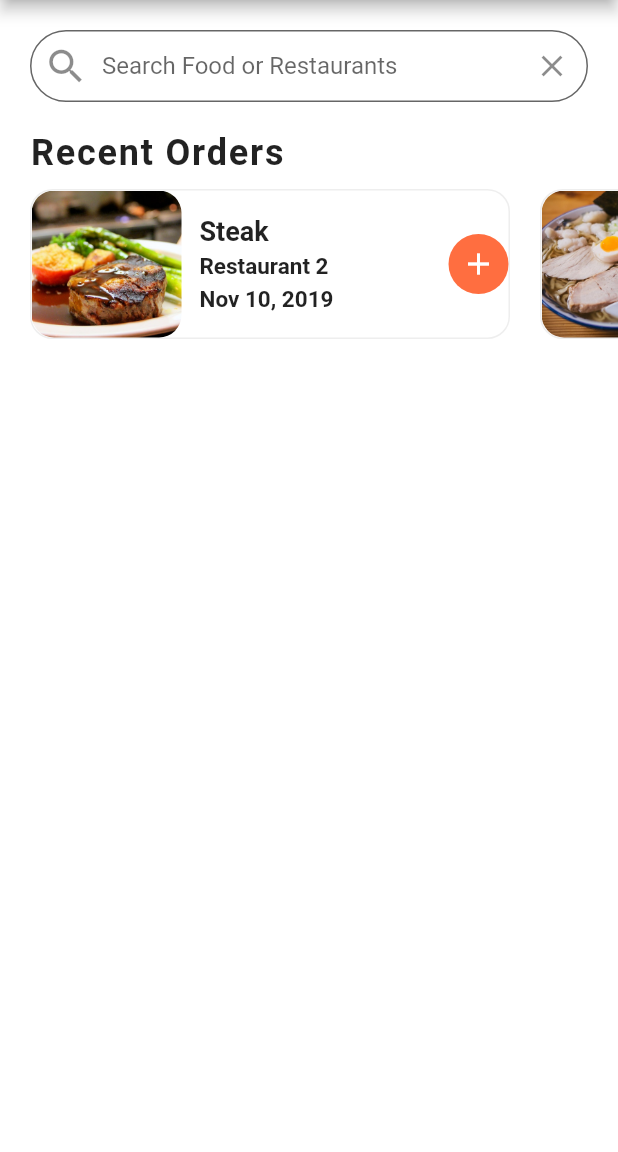
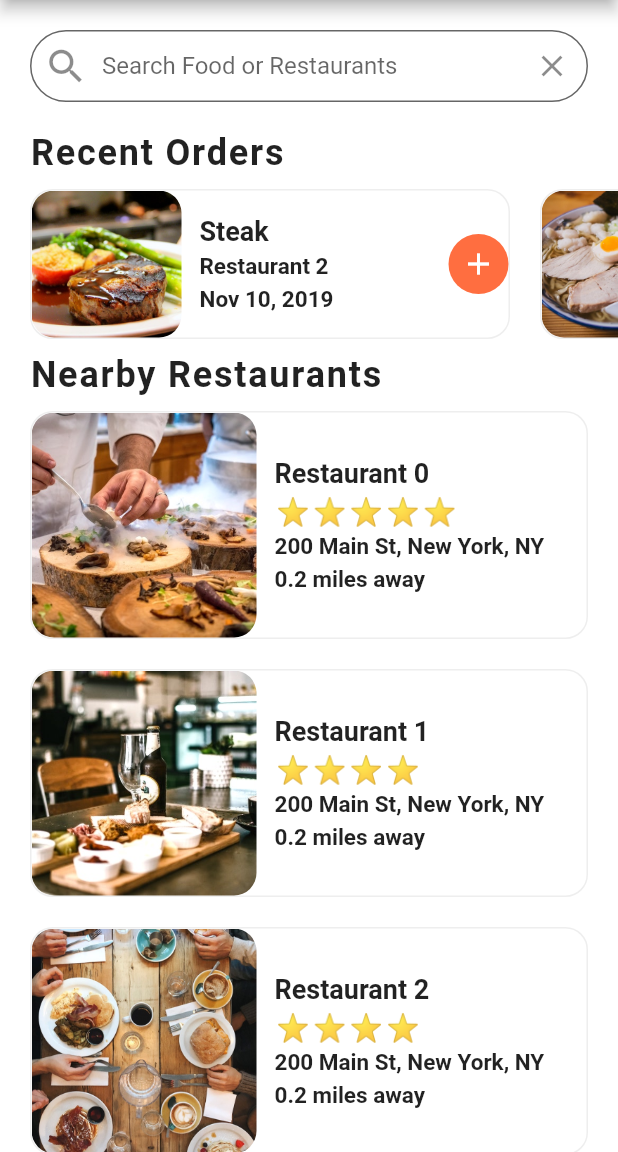
Before and after one commit to TheKetan2/restaurent_ui_flutter, a Flutter app: the screen it shows after launch, on a phone screen of 412 x 824 dp, the part 84-1236 px from its top. Run offline on Flutter 3.47's test engine with Material 2 defaults, Android fonts, the phone set to English and light mode, and no system bars.

Commit message:
Restaurant list finished

```diff
--- a/lib/screens/home_screen.dart
+++ b/lib/screens/home_screen.dart
@@ -1,6 +1,8 @@
 import "package:flutter/material.dart";
 import 'package:flutter_food_delivery_ui/widgets/recent_orders.dart';
 import '../data/data.dart';
+import "../models/restaurant.dart";
+import "../widgets/rating_stars.dart";
 
 class HomeScreen extends StatefulWidget {
   @override
@@ -8,6 +10,84 @@ class HomeScreen extends StatefulWidget {
 }
 
 class _HomeScreenState extends State<HomeScreen> {
+  _buildRestarant() {
+    List<Widget> restaurantList = [];
+    restaurants.forEach((Restaurant restaurant) {
+      restaurantList.add(Container(
+        margin: EdgeInsets.symmetric(
+          horizontal: 20.0,
+          vertical: 10.0,
+        ),
+        decoration: BoxDecoration(
+            color: Colors.white,
+            borderRadius: BorderRadius.circular(15.0),
+            border: Border.all(
+              width: 1.0,
+              color: Colors.grey[200],
+            )),
+        child: Row(
+          children: <Widget>[
+            ClipRRect(
+              borderRadius: BorderRadius.circular(15.0),
+              child: Image(
+                image: AssetImage(restaurant.imageUrl),
+                width: 150.0,
+                height: 150.0,
+                fit: BoxFit.cover,
+              ),
+            ),
+            Container(
+              margin: EdgeInsets.all(12.0),
+              child: Column(
+                mainAxisAlignment: MainAxisAlignment.center,
+                crossAxisAlignment: CrossAxisAlignment.start,
+                children: <Widget>[
+                  Text(
+                    restaurant.name,
+                    style: TextStyle(
+                      fontSize: 18.0,
+                      fontWeight: FontWeight.bold,
+                    ),
+                    overflow: TextOverflow.ellipsis,
+                  ),
+                  SizedBox(
+                    height: 4.0,
+                  ),
+                  RatingStars(rating: restaurant.rating),
+                  SizedBox(
+                    height: 4.0,
+                  ),
+                  Text(
+                    restaurant.address,
+                    style: TextStyle(
+                      fontSize: 15.0,
+                      fontWeight: FontWeight.w600,
+                    ),
+                    overflow: TextOverflow.ellipsis,
+                  ),
+                  SizedBox(
+                    height: 4.0,
+                  ),
+                  Text(
+                    "0.2 miles away",
+                    style: TextStyle(
+                      fontSize: 15.0,
+                      fontWeight: FontWeight.w600,
+                    ),
+                    overflow: TextOverflow.ellipsis,
+                  )
+                ],
+              ),
+            ),
+          ],
+        ),
+      ));
+    });
+    return Column(
+      children: restaurantList,
+    );
+  }
+
   @override
   Widget build(BuildContext context) {
     return Scaffold(
@@ -58,6 +138,23 @@ class _HomeScreenState extends State<HomeScreen> {
             ),
           ),
           RecentOrders(),
+          Column(
+            crossAxisAlignment: CrossAxisAlignment.start,
+            children: <Widget>[
+              Padding(
+                padding: const EdgeInsets.symmetric(horizontal: 20.0),
+                child: Text(
+                  "Nearby Restaurants",
+                  style: TextStyle(
+                    fontSize: 24.0,
+                    fontWeight: FontWeight.w600,
+                    letterSpacing: 1.2,
+                  ),
+                ),
+              ),
+              _buildRestarant(),
+            ],
+          ),
         ],
       ),
     );
--- /dev/null
+++ b/lib/widgets/rating_stars.dart
@@ -0,0 +1,18 @@
+import 'package:flutter/material.dart';
+
+class RatingStars extends StatelessWidget {
+  final int rating;
+  RatingStars({this.rating});
+
+  @override
+  Widget build(BuildContext context) {
+    String stars = "";
+    for (int i = 0; i < rating; i++) {
+      stars += "⭐";
+    }
+    return Text(
+      stars,
+      style: TextStyle(fontSize: 18.0, letterSpacing: 2.0),
+    );
+  }
+}
--- a/lib/widgets/recent_orders.dart
+++ b/lib/widgets/recent_orders.dart
@@ -110,7 +110,6 @@ class RecentOrders extends StatelessWidget {
         ),
         Container(
           height: 120.0,
-          // color: Colors.red,
           margin: EdgeInsets.only(
             left: 10,
           ),
```
